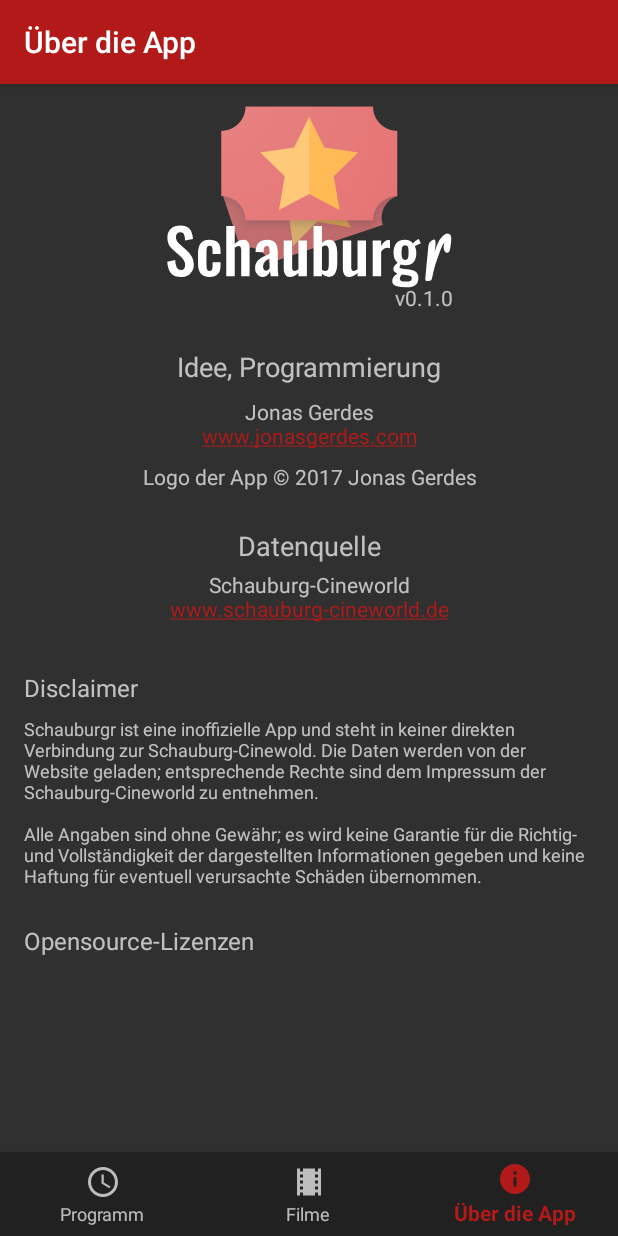
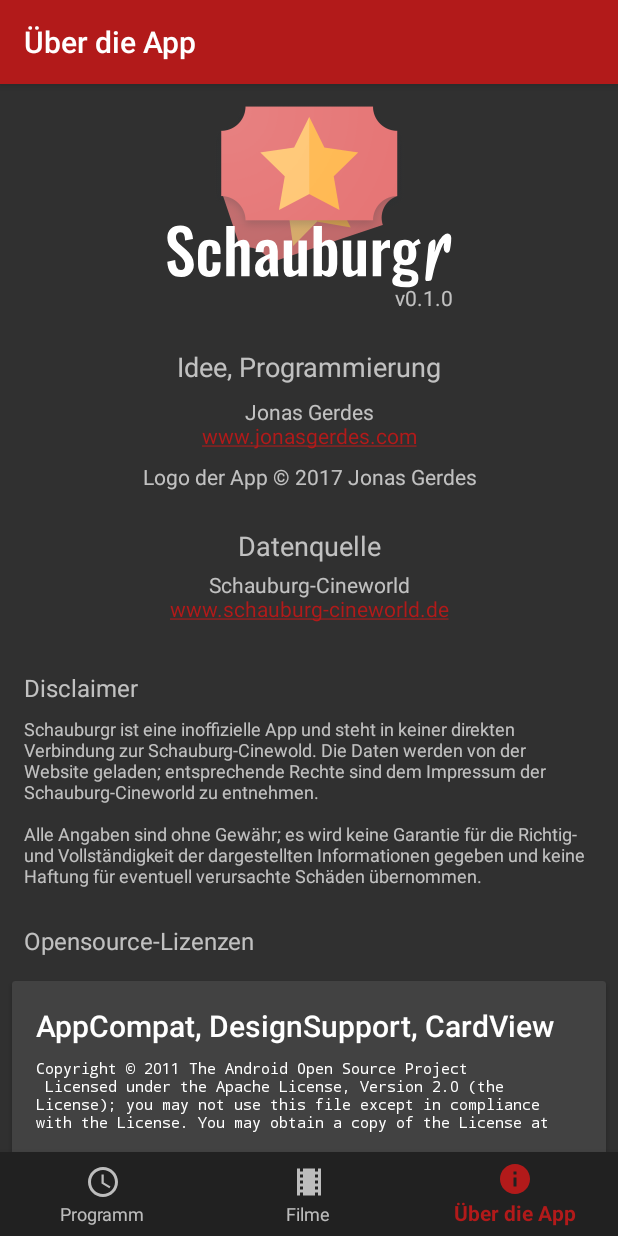
Before and after one commit to JGerdes/Schauburgr, an Android app: the screen it shows after launch (HomeActivity), item 3 of the bottom bar chosen, on a phone screen of 412 x 824 dp. Run offline under Robolectric (Android 15) with nearby library versions, the phone set to English and light mode, and no system bars; our stand-ins replace ButterKnife, Dagger/Hilt's generated code.

Commit message:
Implemen opensource license list

```diff
--- /dev/null
+++ b/app/src/main/java/com/jonasgerdes/schauburgr/model/OpenSourceLicense.java
@@ -0,0 +1,37 @@
+package com.jonasgerdes.schauburgr.model;
+
+import android.support.annotation.StringRes;
+
+/**
+ * Created by jonas on 08.03.2017.
+ */
+
+public class OpenSourceLicense {
+
+    @StringRes
+    private int title;
+
+    @StringRes
+    private int body;
+
+    public OpenSourceLicense(int title, int body) {
+        this.title = title;
+        this.body = body;
+    }
+
+    public int getTitle() {
+        return title;
+    }
+
+    public void setTitle(int title) {
+        this.title = title;
+    }
+
+    public int getBody() {
+        return body;
+    }
+
+    public void setBody(int body) {
+        this.body = body;
+    }
+}
--- a/app/src/main/java/com/jonasgerdes/schauburgr/usecase/home/about/AboutContract.java
+++ b/app/src/main/java/com/jonasgerdes/schauburgr/usecase/home/about/AboutContract.java
@@ -1,5 +1,6 @@
 package com.jonasgerdes.schauburgr.usecase.home.about;
 
+import com.jonasgerdes.schauburgr.model.OpenSourceLicense;
 import com.jonasgerdes.schauburgr.mvp.BasePresenter;
 import com.jonasgerdes.schauburgr.mvp.BaseView;
 
@@ -9,11 +10,11 @@ import com.jonasgerdes.schauburgr.mvp.BaseView;
 
 public interface AboutContract {
     interface View extends BaseView<AboutContract.Presenter> {
-
+        void setLicenses(OpenSourceLicense... licenses);
 
     }
 
     interface Presenter extends BasePresenter {
-
+        void loadLicenses();
     }
 }
--- a/app/src/main/java/com/jonasgerdes/schauburgr/usecase/home/about/AboutPresenter.java
+++ b/app/src/main/java/com/jonasgerdes/schauburgr/usecase/home/about/AboutPresenter.java
@@ -1,4 +1,7 @@
 package com.jonasgerdes.schauburgr.usecase.home.about;
+
+import com.jonasgerdes.schauburgr.R;
+import com.jonasgerdes.schauburgr.model.OpenSourceLicense;
 
 /**
  * Created by jonas on 08.03.2017.
@@ -13,4 +16,12 @@ public class AboutPresenter implements AboutContract.Presenter {
         mView.setPresenter(this);
     }
 
+    @Override
+    public void loadLicenses() {
+        mView.setLicenses(
+                new OpenSourceLicense(
+                        R.string.license_support_title,
+                        R.string.license_support_body)
+        );
+    }
 }
--- a/app/src/main/java/com/jonasgerdes/schauburgr/usecase/home/about/AboutView.java
+++ b/app/src/main/java/com/jonasgerdes/schauburgr/usecase/home/about/AboutView.java
@@ -5,13 +5,20 @@ import android.support.annotation.AttrRes;
 import android.support.annotation.NonNull;
 import android.support.annotation.Nullable;
 import android.support.annotation.StyleRes;
+import android.support.v7.widget.LinearLayoutManager;
+import android.support.v7.widget.RecyclerView;
 import android.util.AttributeSet;
 import android.view.LayoutInflater;
 import android.widget.FrameLayout;
 
 import com.jonasgerdes.schauburgr.R;
+import com.jonasgerdes.schauburgr.model.OpenSourceLicense;
 import com.jonasgerdes.schauburgr.usecase.home.HomeView;
+import com.jonasgerdes.schauburgr.usecase.home.about.license_list.LicenseListApdater;
 
+import java.util.Arrays;
+
+import butterknife.BindView;
 import butterknife.ButterKnife;
 
 /**
@@ -19,7 +26,12 @@ import butterknife.ButterKnife;
  */
 
 public class AboutView extends FrameLayout implements HomeView, AboutContract.View {
+
+    @BindView(R.id.licenseList)
+    RecyclerView mLicenseList;
+
     private AboutContract.Presenter mPresenter;
+    private LicenseListApdater mLicenseAdapter;
 
 
     public AboutView(@NonNull Context context) {
@@ -45,7 +57,12 @@ public class AboutView extends FrameLayout implements HomeView, AboutContract.Vi
     private void init() {
         LayoutInflater.from(getContext()).inflate(R.layout.home_about, this);
         ButterKnife.bind(this);
-
+        new AboutPresenter(this);
+        mLicenseAdapter = new LicenseListApdater();
+        mLicenseList.setAdapter(mLicenseAdapter);
+        mLicenseList.setLayoutManager(
+                new LinearLayoutManager(getContext(), LinearLayoutManager.VERTICAL, false)
+        );
     }
 
     @Override
@@ -55,11 +72,16 @@ public class AboutView extends FrameLayout implements HomeView, AboutContract.Vi
 
     @Override
     public void onStart() {
-
+        mPresenter.loadLicenses();
     }
 
     @Override
     public void onStop() {
 
     }
+
+    @Override
+    public void setLicenses(OpenSourceLicense... licenses) {
+        mLicenseAdapter.setLicenseList(Arrays.asList(licenses));
+    }
 }
--- /dev/null
+++ b/app/src/main/java/com/jonasgerdes/schauburgr/usecase/home/about/license_list/LicenseHolder.java
@@ -0,0 +1,35 @@
+package com.jonasgerdes.schauburgr.usecase.home.about.license_list;
+
+import android.support.v7.widget.RecyclerView;
+import android.view.View;
+import android.widget.TextView;
+
+import com.jonasgerdes.schauburgr.R;
+import com.jonasgerdes.schauburgr.model.OpenSourceLicense;
+
+import butterknife.BindView;
+import butterknife.ButterKnife;
+
+/**
+ * Created by jonas on 08.03.2017.
+ */
+
+public class LicenseHolder extends RecyclerView.ViewHolder {
+
+    @BindView(R.id.title)
+    TextView mTitle;
+
+    @BindView(R.id.body)
+    TextView mBody;
+
+
+    public LicenseHolder(View itemView) {
+        super(itemView);
+        ButterKnife.bind(this, itemView);
+    }
+
+    public void onBind(OpenSourceLicense license) {
+        mTitle.setText(license.getTitle());
+        mBody.setText(license.getBody());
+    }
+}
--- /dev/null
+++ b/app/src/main/java/com/jonasgerdes/schauburgr/usecase/home/about/license_list/LicenseListApdater.java
@@ -0,0 +1,43 @@
+package com.jonasgerdes.schauburgr.usecase.home.about.license_list;
+
+import android.support.v7.widget.RecyclerView;
+import android.view.LayoutInflater;
+import android.view.View;
+import android.view.ViewGroup;
+
+import com.jonasgerdes.schauburgr.R;
+import com.jonasgerdes.schauburgr.model.OpenSourceLicense;
+
+import java.util.ArrayList;
+import java.util.List;
+
+/**
+ * Created by jonas on 08.03.2017.
+ */
+
+public class LicenseListApdater extends RecyclerView.Adapter<LicenseHolder> {
+
+    List<OpenSourceLicense> mLicenseList = new ArrayList<>();
+
+    @Override
+    public LicenseHolder onCreateViewHolder(ViewGroup parent, int viewType) {
+        View view = LayoutInflater.from(parent.getContext())
+                .inflate(R.layout.about_item_license, parent, false);
+        return new LicenseHolder(view);
+    }
+
+    @Override
+    public void onBindViewHolder(LicenseHolder holder, int position) {
+        holder.onBind(mLicenseList.get(position));
+    }
+
+    @Override
+    public int getItemCount() {
+        return mLicenseList.size();
+    }
+
+    public void setLicenseList(List<OpenSourceLicense> licenseList) {
+        mLicenseList = licenseList;
+        notifyDataSetChanged();
+    }
+}
--- /dev/null
+++ b/app/src/main/res/layout/about_item_license.xml
@@ -0,0 +1,31 @@
+<?xml version="1.0" encoding="utf-8"?>
+<android.support.v7.widget.CardView
+    xmlns:android="http://schemas.android.com/apk/res/android"
+    xmlns:tools="http://schemas.android.com/tools"
+    android:layout_width="match_parent"
+    android:layout_height="wrap_content"
+    android:layout_margin="8dp">
+
+    <LinearLayout
+        android:layout_width="match_parent"
+        android:layout_height="wrap_content"
+        android:layout_margin="16dp"
+        android:orientation="vertical">
+
+        <TextView
+            android:id="@+id/title"
+            android:layout_width="wrap_content"
+            android:layout_height="wrap_content"
+            android:layout_marginBottom="8dp"
+            android:textAppearance="@style/TextAppearance.AppCompat.Title"
+            tools:text="@string/license_support_title"/>
+
+        <TextView
+            android:id="@+id/body"
+            style="@style/AboutLicenseTextBody"
+            android:layout_width="wrap_content"
+            android:layout_height="wrap_content"
+            tools:text="@string/license_support_body"/>
+    </LinearLayout>
+
+</android.support.v7.widget.CardView>
--- a/app/src/main/res/layout/home_about.xml
+++ b/app/src/main/res/layout/home_about.xml
@@ -95,6 +95,7 @@
         <TextView
             android:layout_width="wrap_content"
             android:layout_height="wrap_content"
+            android:layout_marginBottom="8dp"
             android:layout_marginLeft="16dp"
             android:layout_marginRight="16dp"
             android:layout_marginTop="8dp"
@@ -105,11 +106,18 @@
             android:layout_width="match_parent"
             android:layout_height="wrap_content"
             android:layout_gravity="start"
+            android:layout_marginBottom="8dp"
             android:layout_marginStart="16dp"
+            android:layout_marginTop="16dp"
             android:fontFamily="sans-serif light"
-            android:paddingTop="24dp"
             android:text="@string/about_open_source_title"
             android:textSize="16sp"/>
 
+        <android.support.v7.widget.RecyclerView
+            android:id="@+id/licenseList"
+            android:layout_width="match_parent"
+            android:layout_height="wrap_content"
+            android:nestedScrollingEnabled="false"/>
+
     </LinearLayout>
 </android.support.v4.widget.NestedScrollView>
--- /dev/null
+++ b/app/src/main/res/values/licenses.xml
@@ -0,0 +1,11 @@
+<?xml version="1.0" encoding="utf-8"?>
+<resources>
+    <string name="license_support_title">AppCompat, DesignSupport, CardView</string>
+    <string name="license_support_body"> Copyright © 2011 The Android Open Source Project \n
+Licensed under the Apache License, Version 2.0 (the "License"); you may not use this file except in compliance with the License. You may obtain a copy of the License at
+\n\n
+\thttp://www.apache.org/licenses/LICENSE-2.0
+\n\n
+Unless required by applicable law or agreed to in writing, software distributed under the License is distributed on an "AS IS" BASIS, WITHOUT WARRANTIES OR CONDITIONS OF ANY KIND, either express or implied. See the License for the specific language governing permissions and limitations under the License.
+    </string>
+</resources>
--- a/app/src/main/res/values/styles.xml
+++ b/app/src/main/res/values/styles.xml
@@ -19,4 +19,9 @@
         <item name="android:textAppearance">@style/TextAppearance.AppCompat.Caption</item>
     </style>
 
+    <style name="AboutLicenseTextBody" parent="TextAppearance.AppCompat">
+        <item name="android:textSize">10sp</item>
+        <item name="android:fontFamily">monospace</item>
+    </style>
+
 </resources>
```
